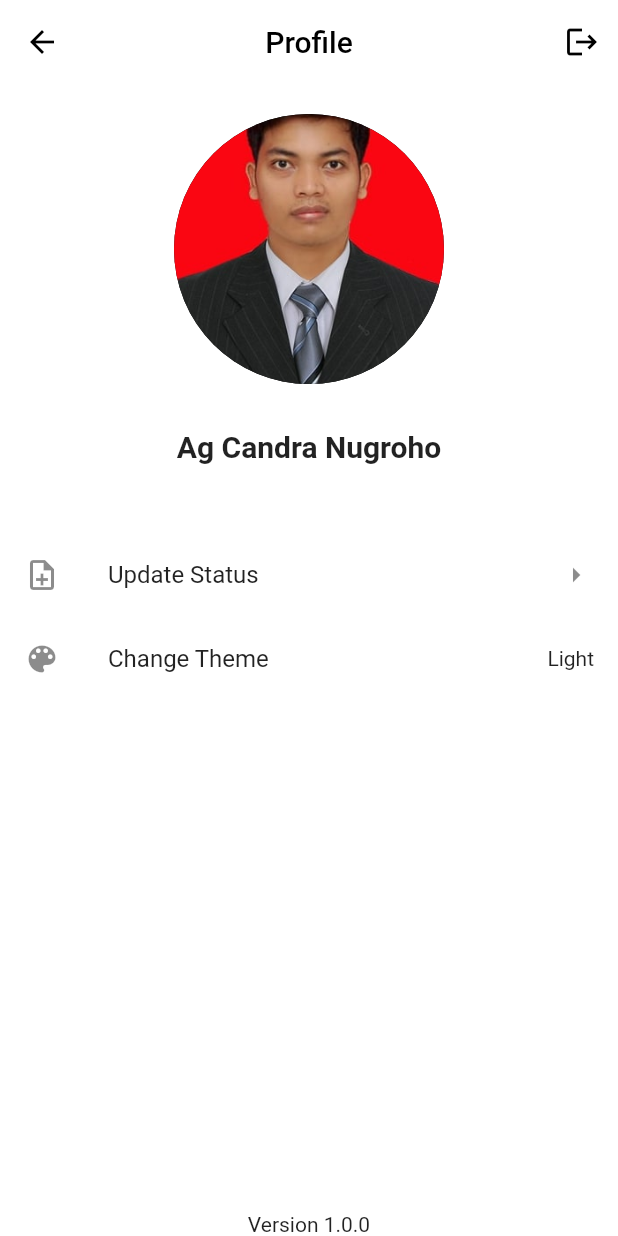
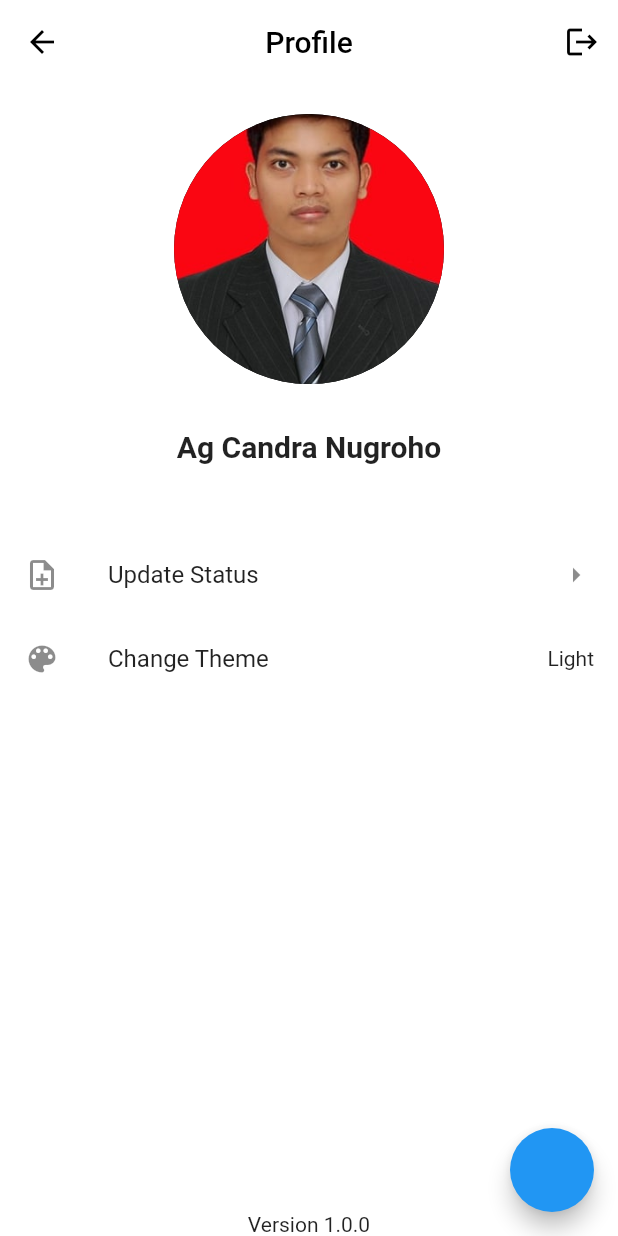
Before and after one commit to emptyplayer07/chat-app, a Flutter app: the ProfilePage screen opened by its route, on a phone screen of 412 x 824 dp. Run offline on Flutter 3.47's test engine with Material 2 defaults, Android fonts, the phone set to English and light mode, and no system bars; drawn by our look-alikes of avatar_glow; our stand-ins replace cloud_firestore, firebase_auth, firebase_core, get, lottie; accounts and stored records are empty; network calls fail.

Commit message:
mencoba fitur add ke firestore

```diff
--- a/lib/controllers/auth_controller.dart
+++ b/lib/controllers/auth_controller.dart
@@ -1,7 +1,6 @@
 import 'package:chat_app/routes/name_route.dart';
 import 'package:firebase_auth/firebase_auth.dart'; //FirebaseAuth
 import 'package:get/get.dart';
-import 'package:google_sign_in/google_sign_in.dart'; // Google Sign In
 
 class AuthController extends GetxController {
   FirebaseAuth auth = FirebaseAuth.instance;
--- a/lib/pages/profile_page.dart
+++ b/lib/pages/profile_page.dart
@@ -1,5 +1,6 @@
 import 'package:avatar_glow/avatar_glow.dart';
 import 'package:chat_app/controllers/auth_controller.dart';
+import 'package:chat_app/controllers/cloud_firestore.dart';
 import 'package:chat_app/routes/name_route.dart';
 import 'package:flutter/material.dart';
 import 'package:get/get.dart';
@@ -9,6 +10,7 @@ class ProfilePage extends StatelessWidget {
 
   @override
   Widget build(BuildContext context) {
+    final cloudFirestoreC = Get.put(CloudFirestore());
     final authC = Get.find<AuthController>();
     return Scaffold(
       backgroundColor: Colors.white,
@@ -98,6 +100,8 @@ class ProfilePage extends StatelessWidget {
           ],
         ),
       ),
+      floatingActionButton:
+          FloatingActionButton(onPressed: cloudFirestoreC.addData),
     );
   }
 }
```
Also changed, not shown: lib/controllers/cloud_firestore.dart (added, +34 -0 lines), pubspec.yaml (+3 -4 lines), 1 other file.
